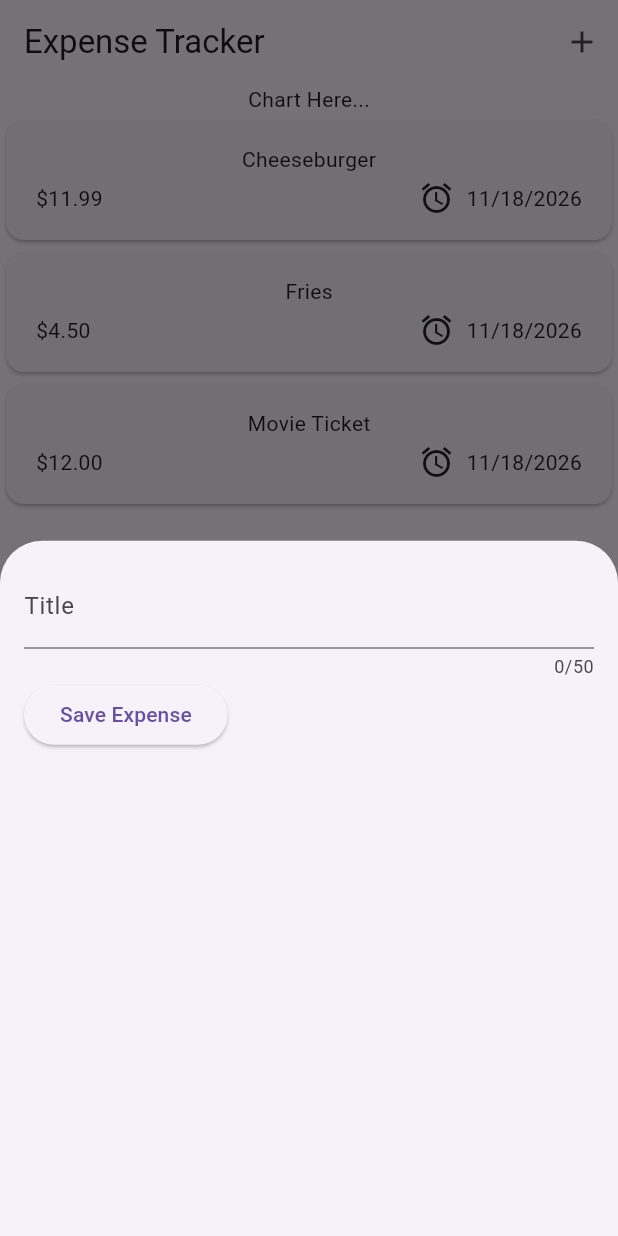
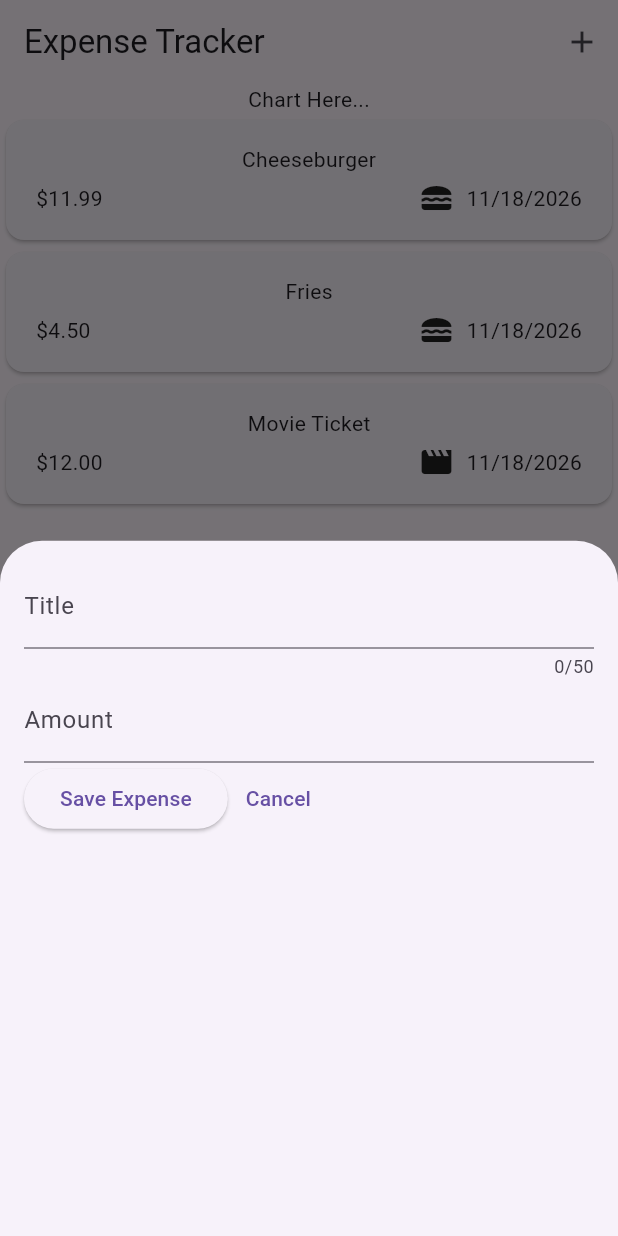
Before and after one commit to WaasiAijaz/expense_tracker_fa26, a Flutter app: the screen it shows after launch, after a tap on the "add" icon, on a phone screen of 412 x 824 dp. Run offline on Flutter 3.47's test engine with Material 3 defaults, Android fonts, the phone set to English and light mode, and no system bars.

Commit message:
Added amount input field and Cancel button with print functionality.

```diff
--- a/lib/models/expense.dart
+++ b/lib/models/expense.dart
@@ -5,21 +5,22 @@ import 'package:intl/intl.dart';
 const uuid = Uuid();
 final formatter = DateFormat.yMd();
 
+enum Category { food, travel, leisure, work }
 
-enum Category{food, travel, leisure, work}
 const categoryIcons = {
   Category.food: Icons.lunch_dining,
   Category.travel: Icons.flight_takeoff,
   Category.leisure: Icons.movie,
-  Category.work: Icons.work
+  Category.work: Icons.work,
 };
-class Expense{
-   Expense({
+
+class Expense {
+  Expense({
     required this.title,
     required this.amount,
     required this.date,
-    required this.category
-  }): id = uuid.v4();
+    required this.category,
+  }) : id = uuid.v4();
 
   final String id;
   final String title;
@@ -31,3 +32,4 @@ class Expense{
     return formatter.format(date);
   }
 }
+//flutter pub add intl
--- a/lib/widgets/expense_item.dart
+++ b/lib/widgets/expense_item.dart
@@ -19,7 +19,7 @@ class ExpenseItem extends StatelessWidget{
                 const Spacer(),
                 Row(
                   children: [
-                    const Icon(Icons.alarm),
+                    Icon(categoryIcons[expense.category]),
                     const SizedBox(width: 8),
                     Text(expense.formattedDate),
                   ],
--- a/lib/widgets/new_expense.dart
+++ b/lib/widgets/new_expense.dart
@@ -10,10 +10,11 @@ class NewExpense extends StatefulWidget {
 
 class _NewExpenseState extends State<NewExpense> {
   final _titleController = TextEditingController();
-  //make an amount controller
+  final _amountController = TextEditingController();
   @override
   void dispose() {
     _titleController.dispose();
+    _amountController.dispose();
     super.dispose();
   }
 
@@ -29,15 +30,25 @@ class _NewExpenseState extends State<NewExpense> {
             keyboardType: TextInputType.name,
             decoration: InputDecoration(label: Text("Title")),
           ),
-          //Put Amount TextField
+          TextField(
+            controller: _amountController,
+            keyboardType: TextInputType.number,
+            decoration: InputDecoration(label: Text("Amount")),
+          ),
           Row(
             children: [
               ElevatedButton(
                 onPressed: () {
                   print(_titleController.text);
-                  //print the amount
+                  print(_amountController.text);
                 },
                 child: Text("Save Expense"),
+              ),
+              TextButton(
+                onPressed: () {
+                  print("Cancel");
+                },
+                child: Text("Cancel"),
               ),
             ],
           ),
```
